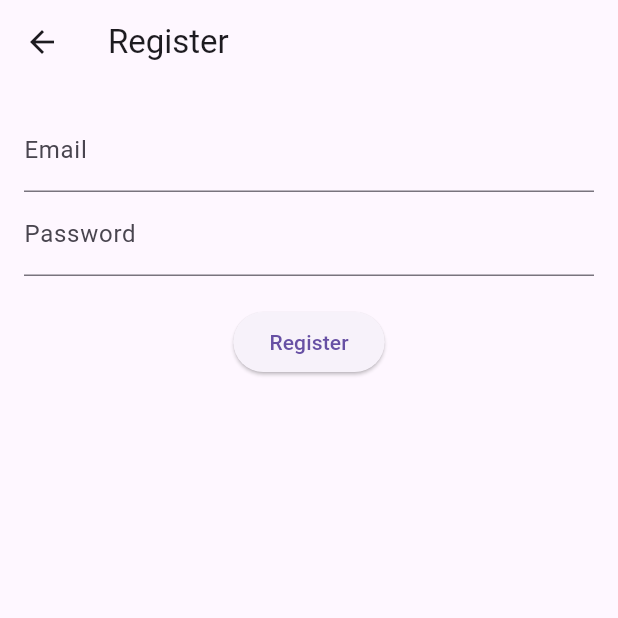
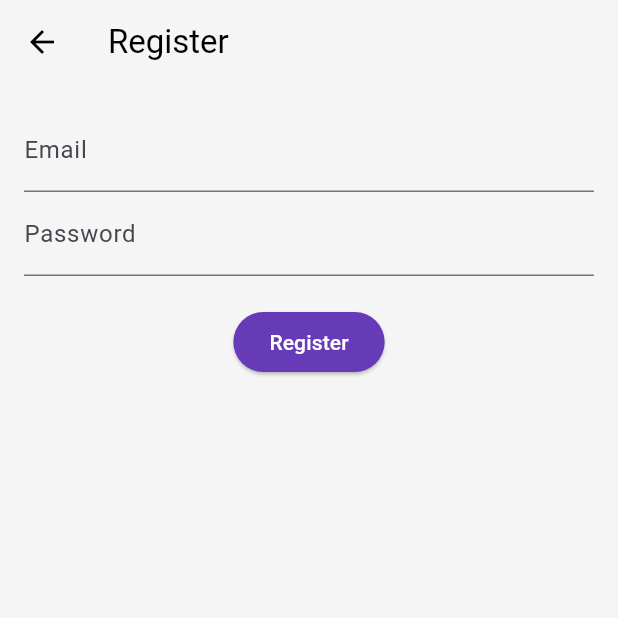
Before and after one commit to Harborg1/Journals, a Flutter app: the screen it shows after launch, after a tap on "Sign In", after a tap on "Don't have an account? Register here", on a phone screen of 412 x 824 dp, the top half of it. Run offline on Flutter 3.47's test engine with Material 3 defaults, Android fonts, the phone set to English and light mode, and no system bars; our stand-ins replace cloud_firestore, firebase_auth, firebase_core; missing offline and left inert: cryptography, encrypt; accounts and stored records are empty; network calls fail.

Commit message:
Add theme switching with Provider and Firestore sync
Introduces light and dark theme support using Provider for state management and Firestore for persistence. Adds ThemeProvider and theme definitions, updates main app to use Provider, and integrates a dark mode toggle in settings that syncs with the user's Firestore document. Updates user registration to initialize 'isDarkMode' and adds the provider dependency.

```diff
--- a/flutter_project/lib/main.dart
+++ b/flutter_project/lib/main.dart
@@ -1,5 +1,8 @@
 import 'package:flutter/material.dart';
 import 'package:firebase_core/firebase_core.dart';
+import 'package:provider/provider.dart';
+import 'theme/theme.dart';
+import 'theme/theme_provider.dart';
 import 'firebase_options.dart';
 import 'screens/login_screen.dart';
 
@@ -10,7 +13,12 @@ void main() async {
     options: DefaultFirebaseOptions.currentPlatform,
   );
 
-  runApp(MyApp());
+  runApp(
+    ChangeNotifierProvider(
+      create: (_) => ThemeProvider(),
+      child: const MyApp(),
+    ),
+  );
 }
 
 class MyApp extends StatelessWidget {
@@ -18,9 +26,14 @@ class MyApp extends StatelessWidget {
 
   @override
   Widget build(BuildContext context) {
+    final themeProvider = Provider.of<ThemeProvider>(context);
+
     return MaterialApp(
       title: 'Firebase Demo',
-      home: LoginScreen(),
+      home: const LoginScreen(),
+      theme: lightMode,
+      darkTheme: darkMode,
+      themeMode: themeProvider.themeMode,
     );
   }
 }
--- a/flutter_project/lib/screens/login_screen.dart
+++ b/flutter_project/lib/screens/login_screen.dart
@@ -56,12 +56,10 @@ class _LoginScreenState extends State<LoginScreen> {
     final derivedKey = await deriveKeyFromPasswordAndSalt(passwordText, salt);
 
     // 3. Decrypt the master key
-    final masterKey = decryptMasterKey(encryptedMasterKey, derivedKey); // You must implement this function
+    final masterKey = decryptMasterKey(encryptedMasterKey, derivedKey);
 
     // 4. Store master key in session
     SessionKeyManager().setKey(masterKey);
-
-    print("✅ Master key loaded and set in session");
 
     // Proceed to welcome screen
     emailController.clear();
--- a/flutter_project/lib/screens/register_screen.dart
+++ b/flutter_project/lib/screens/register_screen.dart
@@ -48,6 +48,7 @@ class _RegisterScreenState extends State<RegisterScreen> {
         'createdAt': Timestamp.now(),
         'salt': salt,
         'encryptedMasterKey': encryptedMasterKey,
+        'isDarkMode':false
       });
 
       // 6. Store masterKey in session memory for encrypting entries
--- a/flutter_project/lib/screens/settings_screen.dart
+++ b/flutter_project/lib/screens/settings_screen.dart
@@ -4,6 +4,8 @@ import 'package:cloud_firestore/cloud_firestore.dart';
 import 'package:flutter_project/security/encryption_helper.dart';
 import 'package:flutter_project/security/security_manager.dart';
 import 'login_screen.dart';
+import 'package:provider/provider.dart';
+import 'package:flutter_project/theme/theme_provider.dart';
 
 class Settings extends StatefulWidget {
   const Settings({super.key});
@@ -13,7 +15,6 @@ class Settings extends StatefulWidget {
 }
 
 class _SettingsState extends State<Settings> {
-  bool _darkMode = false;
 
   Future<void> _deleteAccountAndData() async {
     final user = FirebaseAuth.instance.currentUser;
@@ -154,6 +155,7 @@ class _SettingsState extends State<Settings> {
 
   @override
   Widget build(BuildContext context) {
+    final themeProvider = Provider.of<ThemeProvider>(context);
     return Scaffold(
       appBar: AppBar(
         title: const Text('Settings'),
@@ -164,14 +166,13 @@ class _SettingsState extends State<Settings> {
       ),
       body: ListView(
         children: [
-          SwitchListTile(
-            title: const Text('Dark Mode'),
-            value: _darkMode,
-            onChanged: (val) {
-              setState(() => _darkMode = val);
-              // TODO: Add actual dark mode persistence with Provider or shared_preferences
-            },
-          ),
+        SwitchListTile(
+          title: const Text('Dark Mode'),
+          value: themeProvider.isDarkMode,
+          onChanged: (val) {
+            themeProvider.toggleTheme(val);
+          },
+        ),
               ListTile(
               title: Row(
                 mainAxisAlignment: MainAxisAlignment.spaceBetween,
--- /dev/null
+++ b/flutter_project/lib/theme/theme.dart
@@ -0,0 +1,32 @@
+import 'package:flutter/material.dart';
+
+ThemeData lightMode = ThemeData(
+  brightness: Brightness.light,
+  scaffoldBackgroundColor: Colors.grey.shade100, // softer than white
+  appBarTheme: AppBarTheme(
+    backgroundColor: Colors.grey.shade100, // matches scaffold
+    foregroundColor: Colors.black,         // readable, clean
+  ),
+  elevatedButtonTheme: ElevatedButtonThemeData(
+    style: ElevatedButton.styleFrom(
+      backgroundColor: Colors.deepPurple,  // primary brand color
+      foregroundColor: Colors.white,       // strong contrast
+    ),
+  ),
+);
+
+
+ThemeData darkMode = ThemeData(
+  brightness: Brightness.dark,
+  scaffoldBackgroundColor: Colors.grey.shade800,
+  appBarTheme: AppBarTheme(
+    backgroundColor: Colors.grey.shade800, // Or grey.shade900 for a seamless look
+    foregroundColor: Colors.white,
+  ),
+  elevatedButtonTheme: ElevatedButtonThemeData(
+    style: ElevatedButton.styleFrom(
+      backgroundColor: Colors.deepPurple,
+      foregroundColor: Colors.white,
+    ),
+  ),
+);
--- /dev/null
+++ b/flutter_project/lib/theme/theme_provider.dart
@@ -0,0 +1,43 @@
+import 'package:cloud_firestore/cloud_firestore.dart';
+import 'package:firebase_auth/firebase_auth.dart';
+import 'package:flutter/material.dart';
+
+class ThemeProvider with ChangeNotifier {
+  bool _isDarkMode = false;
+  bool _isLoaded = false;
+
+  bool get isDarkMode => _isDarkMode;
+  bool get isLoaded => _isLoaded;
+
+  ThemeMode get themeMode =>
+      _isLoaded ? (_isDarkMode ? ThemeMode.dark : ThemeMode.light) : ThemeMode.light;
+
+  ThemeProvider() {
+    _waitForUserAndLoadTheme();
+  }
+
+  void _waitForUserAndLoadTheme() {
+    // Listen to auth state changes and wait for a user to be available
+    FirebaseAuth.instance.authStateChanges().listen((user) async {
+      if (user != null) {
+        final doc = await FirebaseFirestore.instance.collection('users').doc(user.uid).get();
+        _isDarkMode = doc.data()?['isDarkMode'] ?? false;
+      }
+      _isLoaded = true;
+      notifyListeners();
+    });
+  }
+
+  void toggleTheme(bool isOn) async {
+    _isDarkMode = isOn;
+    notifyListeners();
+
+    final user = FirebaseAuth.instance.currentUser;
+    if (user != null) {
+      await FirebaseFirestore.instance
+          .collection('users')
+          .doc(user.uid)
+          .update({'isDarkMode': isOn});
+    }
+  }
+}
--- a/flutter_project/pubspec.yaml
+++ b/flutter_project/pubspec.yaml
@@ -30,6 +30,7 @@ environment:
 dependencies:
   flutter:
     sdk: flutter
+  provider: ^6.1.1  # or latest
   flutter_dotenv: ^5.1.0  # or the latest version
   cryptography: ^2.7.0
   supabase: ^1.10.17
```
Also changed, not shown: flutter_project/pubspec.lock, 1 other file.
